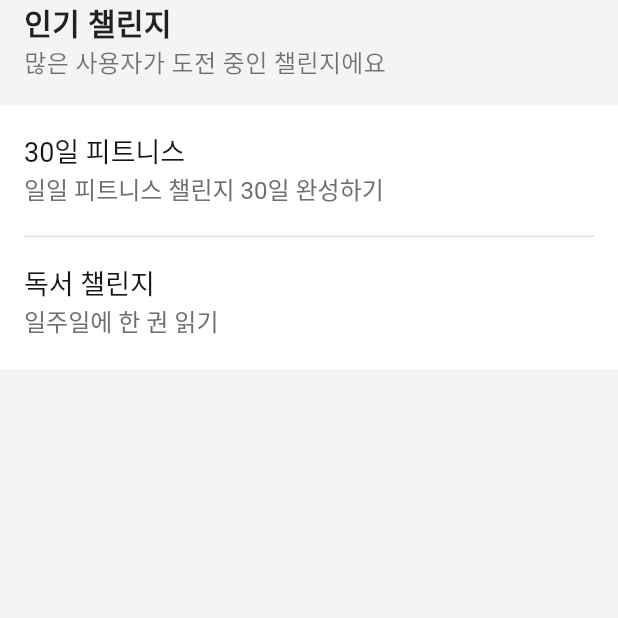
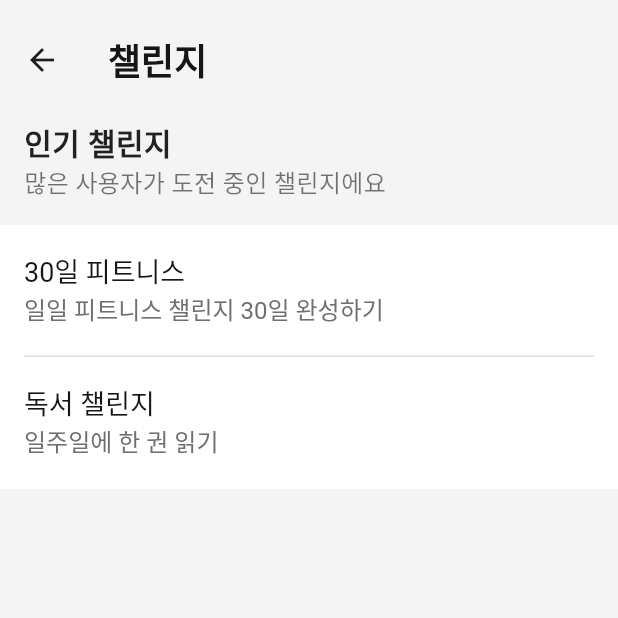
Before and after one commit to joonseo1227/challengeone, a Flutter app: the ChallengeTab screen opened directly, on a phone screen of 412 x 824 dp, the top half of it. Run offline on Flutter 3.47's test engine with Material 3 defaults, Android fonts, the phone set to English and light mode, and no system bars; our stand-ins replace firebase_auth, firebase_core; accounts and stored records are empty; Roboto replaces fonts that are missing (Pretendard).

Commit message:
버그 수정 탭바 파일 분리 앱바 타이틀 개선

```diff
--- a/lib/pages/challenge_page.dart
+++ b/lib/pages/challenge_page.dart
@@ -1,4 +1,4 @@
-import 'package:challengeone/pages/home_page.dart';
+import 'package:challengeone/widgets/listtitle.dart';
 import 'package:flutter/material.dart';
 
 class ChallengeTab extends StatelessWidget {
@@ -6,7 +6,11 @@ class ChallengeTab extends StatelessWidget {
 
   @override
   Widget build(BuildContext context) {
-    return ListView(
+    return Scaffold(
+      appBar: AppBar(
+        title: Text('챌린지'),
+      ),
+      body: ListView(
         children: <Widget>[
           ListTitle(
             title: '인기 챌린지',
@@ -22,6 +26,7 @@ class ChallengeTab extends StatelessWidget {
             subtitle: Text('일주일에 한 권 읽기'),
           ),
         ],
+      ),
     );
   }
 }
--- a/lib/pages/login_page.dart
+++ b/lib/pages/login_page.dart
@@ -1,6 +1,6 @@
 import 'package:challengeone/config/color.dart';
-import 'package:challengeone/pages/home_page.dart';
 import 'package:challengeone/pages/signup_page.dart';
+import 'package:challengeone/widgets//tabbar.dart';
 import 'package:challengeone/widgets/button.dart';
 import 'package:challengeone/widgets/dialog.dart';
 import 'package:challengeone/widgets/textfield.dart';
@@ -60,7 +60,7 @@ class _LoginPageState extends State<LoginPage> {
       Navigator.of(context).pop(); // Close the loading dialog
       if (auth.currentUser?.uid != null) {
         Navigator.of(context).pushReplacement(
-          MaterialPageRoute(builder: (context) => HomePage()),
+          MaterialPageRoute(builder: (context) => MainPage()),
         );
       }
     } catch (e) {
@@ -118,7 +118,7 @@ class _LoginPageState extends State<LoginPage> {
                           onTap: () {
                             Navigator.of(context).pushAndRemoveUntil(
                                 MaterialPageRoute(
-                                    builder: (context) => HomePage()),
+                                    builder: (context) => MainPage()),
                                 (route) => false);
                           }),
                     ],
--- /dev/null
+++ b/lib/widgets/listtitle.dart
@@ -0,0 +1,34 @@
+import 'package:challengeone/config/font.dart';
+import 'package:flutter/material.dart';
+
+class ListTitle extends StatelessWidget {
+  final String title;
+  final String subtitle;
+
+  ListTitle({
+    required this.title,
+    required this.subtitle,
+  });
+
+  @override
+  Widget build(BuildContext context) {
+    return Padding(
+      padding: EdgeInsets.fromLTRB(16, 0, 16, 16),
+      child: Column(
+        mainAxisAlignment: MainAxisAlignment.start,
+        crossAxisAlignment: CrossAxisAlignment.start,
+        children: [
+          Text(
+            title,
+            style: Fonts.title, // Assuming Fonts.title is defined elsewhere
+          ),
+          Text(
+            subtitle,
+            style:
+                Fonts.subtitle, // Assuming Fonts.subtitle is defined elsewhere
+          ),
+        ],
+      ),
+    );
+  }
+}
```
Also changed, not shown: lib/pages/friends_page.dart (+7 -2 lines), lib/pages/home_page.dart (+4 -105 lines), lib/pages/notifications_page.dart (+6 -1 lines), lib/pages/profile_page.dart (+9 -2 lines), lib/widgets/tabbar.dart (added, +63 -0 lines). Lines whose indentation alone changed are shown as unchanged.
